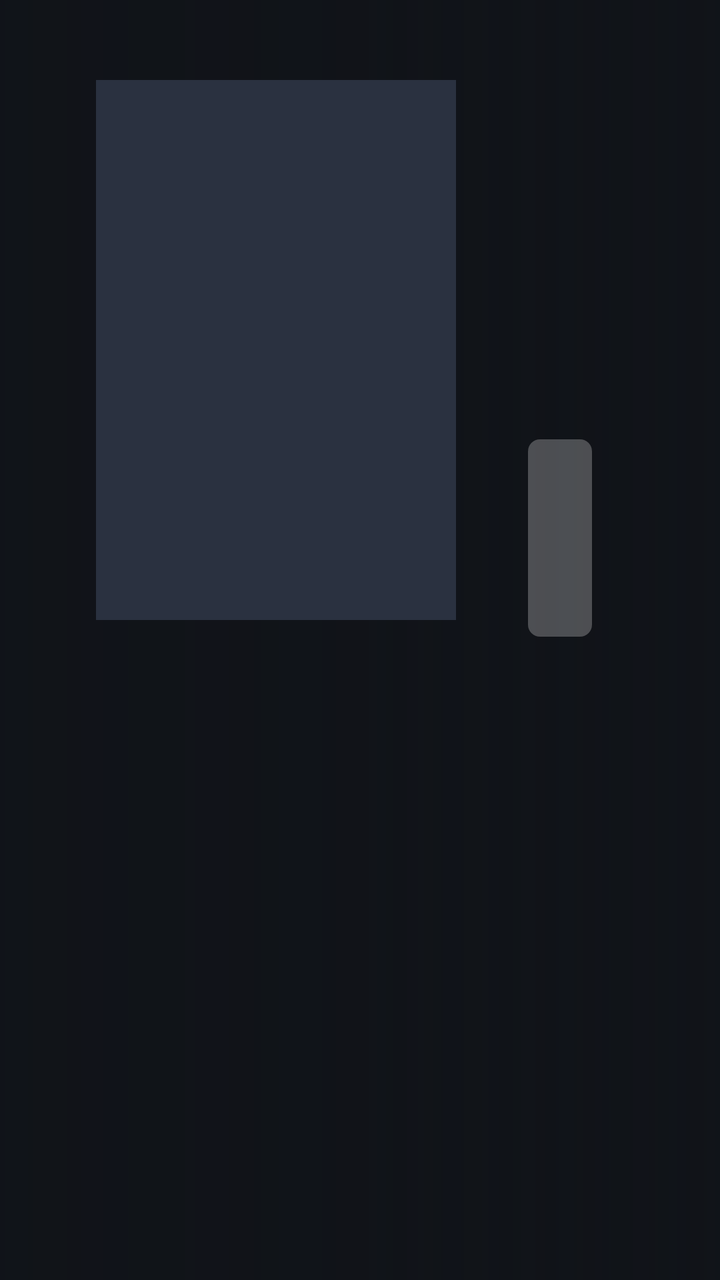
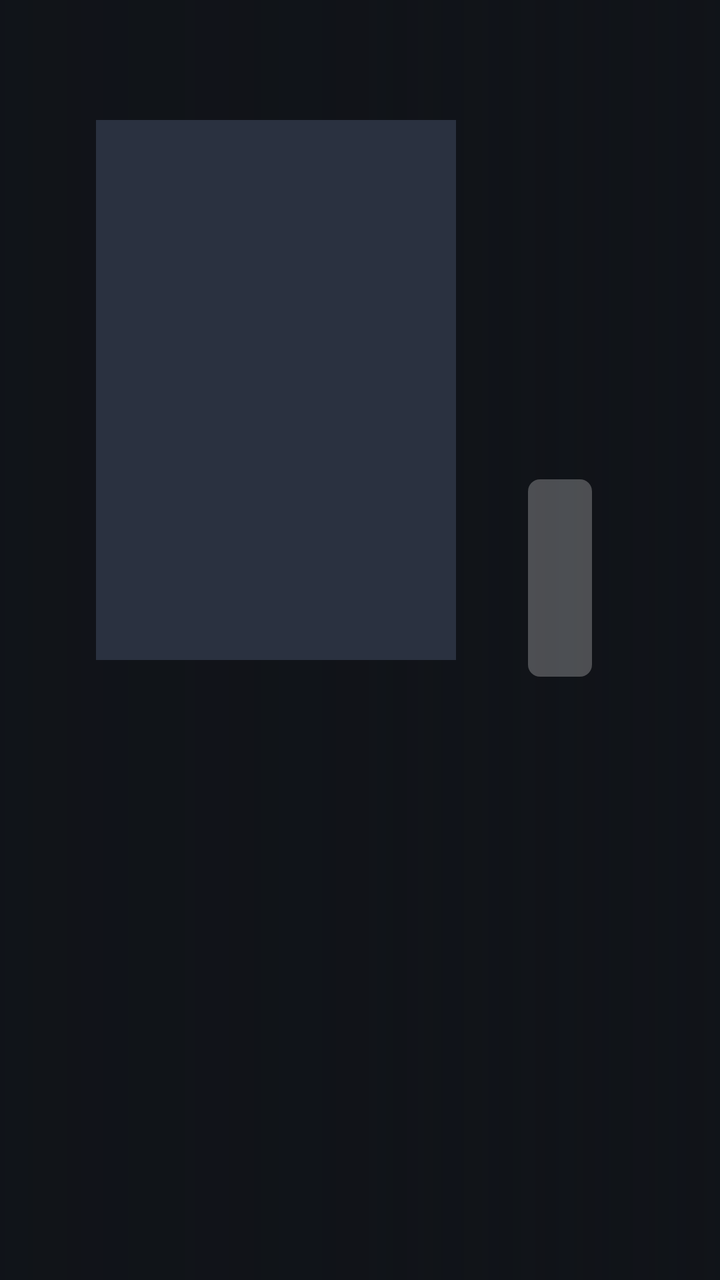

Compare the two renders of this Android layout. The source of the first and the diff that turns it into the second are given below.
<!-- AndroidManifest.xml: application theme Theme.RandyFlix -->
<!-- res/layout/activity_movie.xml -->
<?xml version="1.0" encoding="utf-8"?>
<FrameLayout xmlns:android="http://schemas.android.com/apk/res/android"
    android:layout_width="match_parent"
    android:layout_height="match_parent"
    android:background="@color/bg">

    <ImageView
        android:id="@+id/backdrop"
        android:layout_width="match_parent"
        android:layout_height="match_parent"
        android:importantForAccessibility="no"
        android:scaleType="centerCrop" />

    <View
        android:layout_width="match_parent"
        android:layout_height="match_parent"
        android:background="@drawable/scrim" />

    <LinearLayout
        android:layout_width="match_parent"
        android:layout_height="match_parent"
        android:orientation="horizontal"
        android:paddingLeft="48dp"
        android:paddingTop="40dp"
        android:paddingRight="48dp"
        android:paddingBottom="32dp">

        <ImageView
            android:id="@+id/poster"
            android:layout_width="180dp"
            android:layout_height="270dp"
            android:background="@drawable/placeholder"
            android:importantForAccessibility="no"
            android:scaleType="centerCrop" />

        <LinearLayout
            android:layout_width="0dp"
            android:layout_height="wrap_content"
            android:layout_marginStart="36dp"
            android:layout_weight="1"
            android:orientation="vertical">

            <TextView
                android:id="@+id/title"
                android:layout_width="wrap_content"
                android:layout_height="wrap_content"
                android:maxLines="2"
                android:textColor="@color/text_primary"
                android:textSize="32sp"
                android:textStyle="bold" />

            <TextView
                android:id="@+id/meta"
                android:layout_width="wrap_content"
                android:layout_height="wrap_content"
                android:layout_marginTop="6dp"
                android:textColor="@color/text_secondary"
                android:textSize="15sp" />

            <TextView
                android:id="@+id/tagline"
                android:layout_width="wrap_content"
                android:layout_height="wrap_content"
                android:layout_marginTop="8dp"
                android:textColor="@color/text_secondary"
                android:textSize="15sp"
                android:textStyle="italic" />

            <TextView
                android:id="@+id/plot"
                android:layout_width="match_parent"
                android:layout_height="wrap_content"
                android:layout_marginTop="12dp"
                android:ellipsize="end"
                android:lineSpacingExtra="3dp"
                android:maxLines="7"
                android:textColor="@color/text_primary"
                android:textSize="15sp" />

            <TextView
                android:id="@+id/extra"
                android:layout_width="wrap_content"
                android:layout_height="wrap_content"
                android:layout_marginTop="10dp"
                android:textColor="@color/text_dim"
                android:textSize="13sp" />

            <LinearLayout
                android:layout_width="wrap_content"
                android:layout_height="wrap_content"
                android:layout_marginTop="22dp"
                android:orientation="horizontal">

                <Button
                    android:id="@+id/play"
                    style="@style/TvButton"
                    android:text="Play" />

                <Button
                    android:id="@+id/restart"
                    style="@style/TvButton"
                    android:text="Start over" />

                <Button
                    android:id="@+id/watched"
                    style="@style/TvButton"
                    android:text="Mark watched" />

                <Button
                    android:id="@+id/collection"
                    style="@style/TvButton"
                    android:text="Collection" />
            </LinearLayout>
        </LinearLayout>
    </LinearLayout>
</FrameLayout>
<!-- resources referenced by this layout -->
<resources>
  <color name="bg">#FF101318</color>
  <color name="text_dim">#FF8A93A0</color>
  <color name="text_primary">#FFFFFFFF</color>
  <color name="text_secondary">#FFBBC2CC</color>
  <!-- drawable placeholder (drawable) -->
  <?xml version="1.0" encoding="utf-8"?>
  <shape xmlns:android="http://schemas.android.com/apk/res/android" android:shape="rectangle">
      <solid android:color="@color/card" />
  </shape>
  <!-- drawable scrim (drawable) -->
  <?xml version="1.0" encoding="utf-8"?>
  <shape xmlns:android="http://schemas.android.com/apk/res/android" android:shape="rectangle">
      <gradient
          android:angle="0"
          android:centerColor="#CC101318"
          android:endColor="#66101318"
          android:startColor="#F2101318" />
  </shape>
  <style name="TvButton">
          <item name="android:layout_width">wrap_content</item>
          <item name="android:layout_height">wrap_content</item>
          <item name="android:layout_marginEnd">16dp</item>
          <item name="android:background">@drawable/btn_bg</item>
          <item name="android:textColor">@color/btn_text</item>
          <item name="android:textSize">16sp</item>
          <item name="android:textAllCaps">false</item>
          <item name="android:paddingLeft">24dp</item>
          <item name="android:paddingRight">24dp</item>
          <item name="android:paddingTop">10dp</item>
          <item name="android:paddingBottom">10dp</item>
          <item name="android:minHeight">0dp</item>
          <item name="android:minWidth">0dp</item>
          <item name="android:focusable">true</item>
          <item name="android:stateListAnimator">@null</item>
      </style>
  <style name="Theme.RandyFlix" parent="Theme.Leanback">
          <item name="android:windowBackground">@color/bg</item>
          <item name="android:colorAccent">@color/accent</item>
      </style>
  <color name="card">#FF2A3140</color>
  <!-- drawable btn_bg (drawable) -->
  <?xml version="1.0" encoding="utf-8"?>
  <selector xmlns:android="http://schemas.android.com/apk/res/android">
      <item android:state_focused="true">
          <shape android:shape="rectangle">
              <solid android:color="@color/accent" />
              <corners android:radius="6dp" />
          </shape>
      </item>
      <item>
          <shape android:shape="rectangle">
              <solid android:color="#40FFFFFF" />
              <corners android:radius="6dp" />
          </shape>
      </item>
  </selector>
  <color name="accent">#FFF5A623</color>
</resources>

<!-- the commit's change to res/layout/activity_movie.xml (unified diff, before → after) -->
@@ -21,7 +21,7 @@
         android:layout_height="match_parent"
         android:orientation="horizontal"
         android:paddingLeft="48dp"
-        android:paddingTop="40dp"
+        android:paddingTop="60dp"
         android:paddingRight="48dp"
         android:paddingBottom="32dp">
 
@@ -102,6 +102,11 @@
                     android:text="Start over" />
 
                 <Button
+                    android:id="@+id/bookmarks"
+                    style="@style/TvButton"
+                    android:text="Bookmarks" />
+
+                <Button
                     android:id="@+id/watched"
                     style="@style/TvButton"
                     android:text="Mark watched" />
